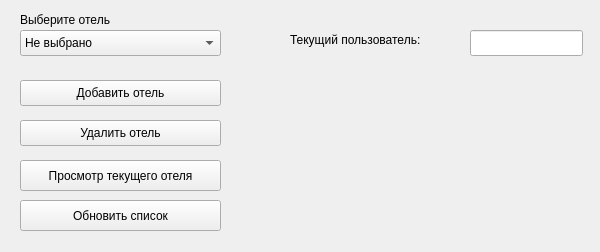
Qt form UIforms/employerForm.ui (sadmoodd/Hotel1) before a commit.
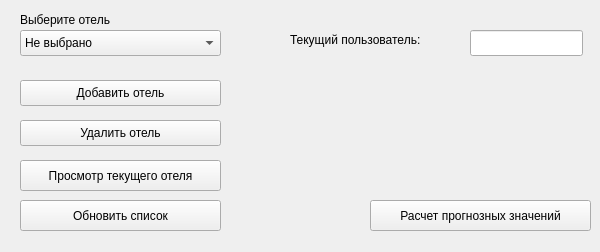
The same form after that commit.

Diff of the .ui file:
```diff
--- a/UIforms/employerForm.ui
+++ b/UIforms/employerForm.ui
@@ -119,6 +119,19 @@
     <string>Обновить список</string>
    </property>
   </widget>
+  <widget class="QPushButton" name="movAvgBtn">
+   <property name="geometry">
+    <rect>
+     <x>370</x>
+     <y>200</y>
+     <width>221</width>
+     <height>31</height>
+    </rect>
+   </property>
+   <property name="text">
+    <string>Расчет прогнозных значений</string>
+   </property>
+  </widget>
  </widget>
  <resources/>
  <connections/>
```
Left out of the diff: 2 changed lines with no effect on the pictures.
